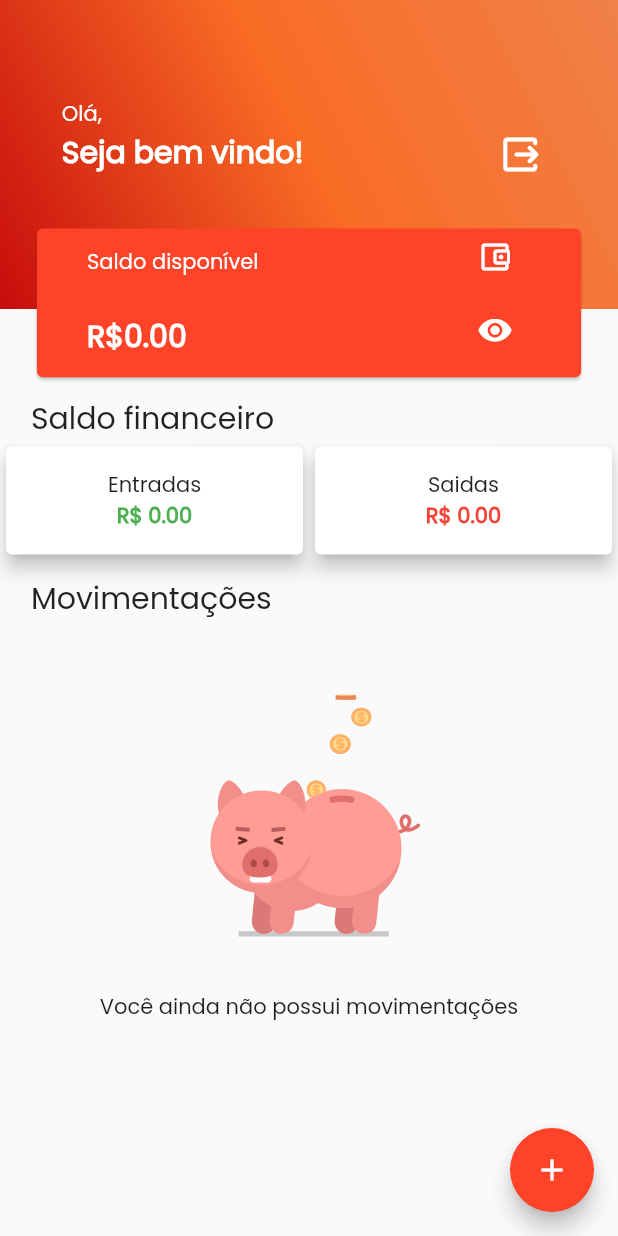
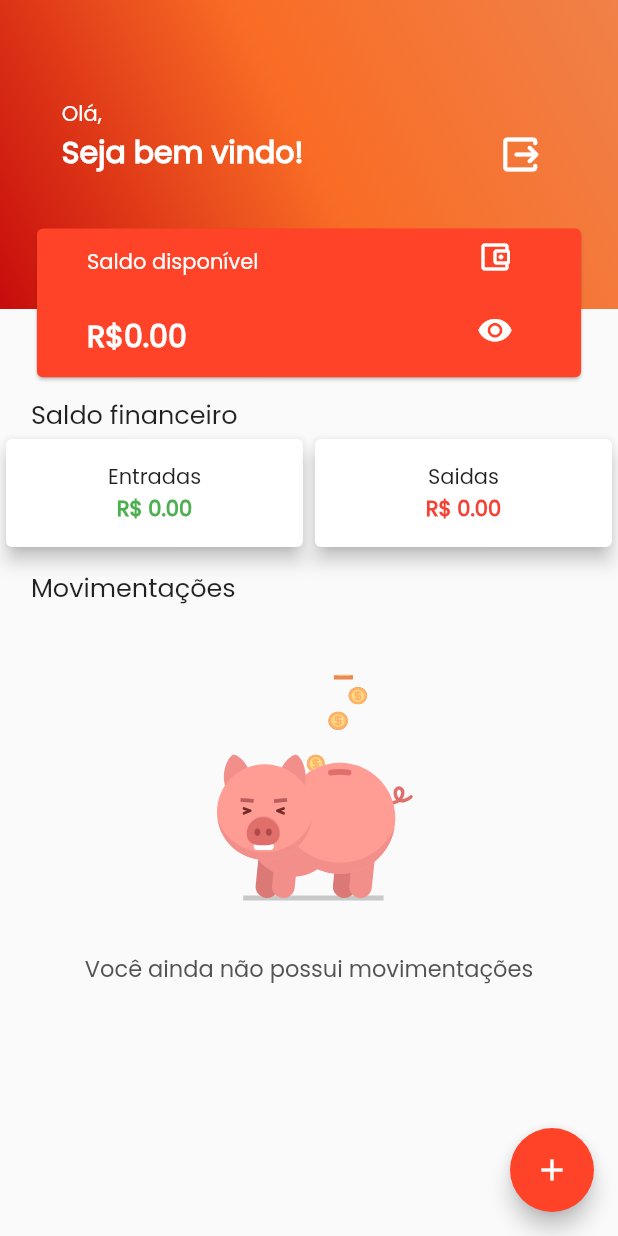
Before and after one commit to WemersonDamasceno/meu-dinheiro-flutter, a Flutter app: the HomePage screen opened by its route, on a phone screen of 412 x 824 dp. Run offline on Flutter 3.47's test engine with Material 2 defaults, Android fonts, the phone set to English and light mode, and no system bars; drawn by our look-alikes of lottie; our stand-ins replace flutter_mobx, flutter_slidable, mobx, shared_preferences, showcaseview, sqflite; accounts and stored records are empty; generated files the repository leaves out were written again.

Commit message:
chore: update name project and name package

```diff
--- a/lib/app/data/datasources/db_Provider.dart
+++ b/lib/app/data/datasources/db_Provider.dart
@@ -2,7 +2,7 @@
 
 import 'dart:io';
 
-import 'package:finances/app/data/models/movimentacoes.dart';
+import 'package:dinheiro_certo/app/data/models/movimentacoes.dart';
 import 'package:path/path.dart';
 import 'package:path_provider/path_provider.dart';
 import 'package:sqflite/sqflite.dart';
--- a/lib/app/data/models/movimentacoes.dart
+++ b/lib/app/data/models/movimentacoes.dart
@@ -1,4 +1,4 @@
-import 'package:finances/app/domain/entities/movimentacao_entity.dart';
+import 'package:dinheiro_certo/app/domain/entities/movimentacao_entity.dart';
 import 'package:flutter/cupertino.dart';
 
 class ItemMovimentacao extends MovimentacaoEntity {
--- a/lib/app/data/repositories/movimentacao_repositories.dart
+++ b/lib/app/data/repositories/movimentacao_repositories.dart
@@ -1,5 +1,5 @@
-import 'package:finances/app/domain/entities/movimentacao_entity.dart';
-import 'package:finances/app/domain/repositories/movimentacao_repository.dart';
+import 'package:dinheiro_certo/app/domain/entities/movimentacao_entity.dart';
+import 'package:dinheiro_certo/app/domain/repositories/movimentacao_repository.dart';
 
 class MovimentacaoRespositoryImp implements MovimentacaoRepository {
   @override
--- a/lib/app/domain/repositories/movimentacao_repository.dart
+++ b/lib/app/domain/repositories/movimentacao_repository.dart
@@ -1,4 +1,4 @@
-import 'package:finances/app/domain/entities/movimentacao_entity.dart';
+import 'package:dinheiro_certo/app/domain/entities/movimentacao_entity.dart';
 
 abstract class MovimentacaoRepository {
   Future<List<MovimentacaoEntity>> getListMovimentacoes();
--- a/lib/app/domain/usecases/get_list_movimentacoes/get_list_movimentacoes_usecase.dart
+++ b/lib/app/domain/usecases/get_list_movimentacoes/get_list_movimentacoes_usecase.dart
@@ -1,5 +1,5 @@
-import 'package:finances/app/domain/entities/movimentacao_entity.dart';
-import 'package:finances/app/domain/repositories/movimentacao_repository.dart';
+import 'package:dinheiro_certo/app/domain/entities/movimentacao_entity.dart';
+import 'package:dinheiro_certo/app/domain/repositories/movimentacao_repository.dart';
 
 class GetListMovimentacoes {
   GetListMovimentacoes(this._repositorie);
--- a/lib/app/presentation/features/home/home_page.dart
+++ b/lib/app/presentation/features/home/home_page.dart
@@ -1,12 +1,12 @@
-import 'package:finances/app/data/datasources/db_provider.dart';
-import 'package:finances/app/data/models/movimentacoes.dart';
-import 'package:finances/app/presentation/features/home/widgets/input_widget.dart';
-import 'package:finances/app/presentation/features/home/widgets/movimentacao_widget.dart';
-import 'package:finances/app/presentation/stores/auth/auth_store.dart';
-import 'package:finances/app/presentation/stores/entradas_saidas/entradas_saidas_store.dart';
-import 'package:finances/app/presentation/stores/movimentacoes/movimentacoes_store.dart';
-import 'package:finances/core/shared_preferences.dart';
-import 'package:finances/core/utils/showcase.dart';
+import 'package:dinheiro_certo/app/data/datasources/db_provider.dart';
+import 'package:dinheiro_certo/app/data/models/movimentacoes.dart';
+import 'package:dinheiro_certo/app/presentation/features/home/widgets/input_widget.dart';
+import 'package:dinheiro_certo/app/presentation/features/home/widgets/movimentacao_widget.dart';
+import 'package:dinheiro_certo/app/presentation/stores/auth/auth_store.dart';
+import 'package:dinheiro_certo/app/presentation/stores/entradas_saidas/entradas_saidas_store.dart';
+import 'package:dinheiro_certo/app/presentation/stores/movimentacoes/movimentacoes_store.dart';
+import 'package:dinheiro_certo/core/shared_preferences.dart';
+import 'package:dinheiro_certo/core/utils/showcase.dart';
 import 'package:flutter/material.dart';
 import 'package:flutter_mobx/flutter_mobx.dart';
 import 'package:flutter_slidable/flutter_slidable.dart';
@@ -83,7 +83,8 @@ class _HomePageState extends State<HomePage> {
     WidgetsFlutterBinding.ensureInitialized();
     movimentacoes = await dbSQLite.buscarMovimentacoes();
     if (movimentacoes.isNotEmpty) {
-      movimentacoes.forEach((element) => storeMov.addItemMovimentacao(element as ItemMovimentacao));
+      movimentacoes.forEach((element) =>
+          storeMov.addItemMovimentacao(element as ItemMovimentacao));
       storeMov.listMovimentacao.forEach((item) {
         double valor = double.parse(item.valor!);
         if (item.isDespesa!) {
@@ -138,7 +139,9 @@ class _HomePageState extends State<HomePage> {
                   ),
                 ),
                 child: Padding(
-                  padding: EdgeInsets.symmetric(horizontal: _size.width * 0.1, vertical: _size.height * .08),
+                  padding: EdgeInsets.symmetric(
+                      horizontal: _size.width * 0.1,
+                      vertical: _size.height * .08),
                   child: Align(
                     alignment: Alignment.bottomLeft,
                     child: Row(
@@ -159,7 +162,10 @@ class _HomePageState extends State<HomePage> {
                             ),
                             Text(
                               "Seja bem vindo!",
-                              style: TextStyle(color: Colors.white, fontSize: 20, fontWeight: FontWeight.w700),
+                              style: TextStyle(
+                                  color: Colors.white,
+                                  fontSize: 20,
+                                  fontWeight: FontWeight.w700),
                             ),
                           ],
                         ),
@@ -172,7 +178,8 @@ class _HomePageState extends State<HomePage> {
                               isShowCase: _isShowcase,
                               keyGlobal: _oneKey,
                               title: "Faça Logout",
-                              description: 'Ao fazer logout todo o\nseu historico é apagado',
+                              description:
+                                  'Ao fazer logout todo o\nseu historico é apagado',
                               child: Icon(
                                 Icons.output_rounded,
                                 color: Colors.white,
@@ -211,13 +218,15 @@ class _HomePageState extends State<HomePage> {
                                                 keyGlobal: _twoKey,
                                                 title: "Seu saldo",
                                                 isShowCase: _isShowcase,
-                                                description: "Aqui está seu saldo em reais",
+                                                description:
+                                                    "Aqui está seu saldo em reais",
                                                 child: Text(
                                                     "${NumberFormat.currency(symbol: "R\$", decimalDigits: 2).format(storeSaldo.saldo)}",
                                                     style: TextStyle(
                                                         color: Colors.white,
                                                         fontSize: 20,
-                                                        fontWeight: FontWeight.w700)),
+                                                        fontWeight:
+                                                            FontWeight.w700)),
                                               )
                                             : Container(
                                                 height: 20,
@@ -245,8 +254,10 @@ class _HomePageState extends State<HomePage> {
                                   });
                                 },
                                 icon: exibirSaldo
-                                    ? Icon(Icons.visibility_off, color: Colors.white)
-                                    : Icon(Icons.visibility_rounded, color: Colors.white))
+                                    ? Icon(Icons.visibility_off,
+                                        color: Colors.white)
+                                    : Icon(Icons.visibility_rounded,
+                                        color: Colors.white))
                           ],
                         )
                       ],
@@ -268,7 +279,7 @@ class _HomePageState extends State<HomePage> {
                   padding: EdgeInsets.symmetric(horizontal: _size.width * 0.05),
                   child: const Text(
                     "Saldo financeiro",
-                    style: TextStyle(fontSize: 20, fontWeight: FontWeight.w500),
+                    style: TextStyle(fontSize: 17, fontWeight: FontWeight.w500),
                   ),
                 ),
               ),
@@ -287,7 +298,9 @@ class _HomePageState extends State<HomePage> {
                           Observer(
                             builder: (context) => Text(
                               "R\$ ${storeSaldo.entradasTotal.toStringAsFixed(2)}",
-                              style: TextStyle(color: Colors.green, fontWeight: FontWeight.w700),
+                              style: TextStyle(
+                                  color: Colors.green,
+                                  fontWeight: FontWeight.w700),
                             ),
                           ),
                         ],
@@ -306,7 +319,9 @@ class _HomePageState extends State<HomePage> {
                           Observer(
                             builder: (context) => Text(
                               "R\$ ${storeSaldo.saidasTotal.toStringAsFixed(2)}",
-                              style: TextStyle(color: Colors.red, fontWeight: FontWeight.w700),
+                              style: TextStyle(
+                                  color: Colors.red,
+                                  fontWeight: FontWeight.w700),
                             ),
                           ),
                         ],
@@ -317,20 +332,25 @@ class _HomePageState extends State<HomePage> {
               ),
               Column(
                 mainAxisAlignment: MainAxisAlignment.start,
+                crossAxisAlignment: CrossAxisAlignment.center,
                 children: [
                   Align(
                     alignment: Alignment.bottomLeft,
                     child: Padding(
-                      padding: EdgeInsets.only(left: _size.width * 0.05, right: _size.width * 0.05, top: 10),
+                      padding: EdgeInsets.only(
+                          left: _size.width * 0.05,
+                          right: _size.width * 0.05,
+                          top: 10),
                       child: const Text(
                         "Movimentações",
-                        style: TextStyle(fontSize: 20, fontWeight: FontWeight.w500),
+                        style: TextStyle(
+                            fontSize: 17, fontWeight: FontWeight.w500),
                       ),
                     ),
                   ),
                   Observer(
                     builder: (_) => SizedBox(
-                      height: _size.height * .44,
+                      height: _size.height * .4,
                       child: storeMov.listMovimentacao.isNotEmpty
                           ? Observer(
                               builder: (_) => ListView.builder(
@@ -338,18 +358,25 @@ class _HomePageState extends State<HomePage> {
                                   itemCount: storeMov.listMovimentacao.length,
                                   scrollDirection: Axis.vertical,
                                   shrinkWrap: true,
-                                  itemBuilder: (BuildContext context, int index) {
+                                  itemBuilder:
+                                      (BuildContext context, int index) {
                                     final item = ItemMovimentacaoWidget(
-                                      titulo: storeMov.listMovimentacao[index].titulo!,
-                                      data: storeMov.listMovimentacao[index].data!,
-                                      valor: storeMov.listMovimentacao[index].valor!,
-                                      icon: storeMov.listMovimentacao[index].icon!,
-                                      despesa: storeMov.listMovimentacao[index].isDespesa!,
+                                      titulo: storeMov
+                                          .listMovimentacao[index].titulo!,
+                                      data: storeMov
+                                          .listMovimentacao[index].data!,
+                                      valor: storeMov
+                                          .listMovimentacao[index].valor!,
+                                      icon: storeMov
+                                          .listMovimentacao[index].icon!,
+                                      despesa: storeMov
+                                          .listMovimentacao[index].isDespesa!,
                                     );
 
                                     return Slidable(
                                       child: item,
-                                      actionPane: const SlidableDrawerActionPane(),
+                                      actionPane:
+                                          const SlidableDrawerActionPane(),
                                       actionExtentRatio: 0.25,
                                       actions: [
                                         IconSlideAction(
@@ -358,20 +385,27 @@ class _HomePageState extends State<HomePage> {
                                           color: Colors.red,
                                           foregroundColor: Colors.white,
                                           onTap: () async {
-                                            double valor = double.parse(storeMov.listMovimentacao[index].valor!);
+                                            double valor = double.parse(storeMov
+                                                .listMovimentacao[index]
+                                                .valor!);
 
                                             valor = valor * -1;
-                                            if (storeMov.listMovimentacao[index].isDespesa!) {
+                                            if (storeMov.listMovimentacao[index]
+                                                .isDespesa!) {
                                               storeSaldo.addSaidas(valor);
                                             } else {
                                               storeSaldo.addEntradas(valor);
                                             }
                                             storeSaldo.atualizarSaldo();
                                             //remover do banco
-                                            await dbSQLite.deletarMovimentacoes(storeMov.listMovimentacao[index].id!);
+                                            await dbSQLite.deletarMovimentacoes(
+                                                storeMov.listMovimentacao[index]
+                                                    .id!);
 
                                             //Tirar da lista
-                                            storeMov.removeItemMovimentacao(storeMov.listMovimentacao[index]);
+                                            storeMov.removeItemMovimentacao(
+                                                storeMov
+                                                    .listMovimentacao[index]);
                                           },
                                         )
                                       ],
@@ -382,9 +416,19 @@ class _HomePageState extends State<HomePage> {
                               children: [
                                 SizedBox(
                                   width: _size.width * .6,
-                                  child: LottieBuilder.asset("lib/core/assets/lottie/pig_animation.json"),
+                                  height: _size.height * .28,
+                                  child: LottieBuilder.asset(
+                                    "lib/core/assets/lottie/pig_animation.json",
+                                  ),
                                 ),
-                                const Text("Você ainda não possui movimentações"),
+                                const Text(
+                                  "Você ainda não possui movimentações",
+                                  style: TextStyle(
+                                    fontSize: 15,
+                                    fontWeight: FontWeight.w500,
+                                    color: Color.fromARGB(255, 83, 83, 83),
+                                  ),
+                                ),
                               ],
                             ),
                     ),
@@ -432,6 +476,9 @@ class _HomePageState extends State<HomePage> {
   void _exibirDialogEntradas(BuildContext context) {
     showModalBottomSheet(
         context: context,
+        shape: const RoundedRectangleBorder(
+          borderRadius: BorderRadius.vertical(top: Radius.circular(14.0)),
+        ),
         builder: (BuildContext context) {
           return DialogAddEntradas();
         });
@@ -486,7 +533,7 @@ class _DialogAddSaidasState extends State<DialogAddSaidas> {
                     alignment: Alignment.bottomLeft,
                     child: Text(
                       'Adicionar uma despesa',
-                      style: TextStyle(fontSize: 17),
+                      style: TextStyle(fontSize: 16),
                     )),
               ),
               InputWidget(
@@ -509,7 +556,7 @@ class _DialogAddSaidasState extends State<DialogAddSaidas> {
                     alignment: Alignment.bottomLeft,
                     child: Text(
                       'Escolha um icone',
-                      style: TextStyle(fontSize: 17),
+                      style: TextStyle(fontSize: 16),
                     )),
               ),
               Padding(
@@ -524,8 +571,12 @@ class _DialogAddSaidasState extends State<DialogAddSaidas> {
                       child: Container(
                         height: 70,
                         width: 90,
-                        color: controllerIcon == 1 ? Colors.red : Colors.transparent,
-                        child: const Card(elevation: 1, child: Icon(Icons.water_damage_outlined)),
+                        color: controllerIcon == 1
+                            ? Colors.red
+                            : Colors.transparent,
+                        child: const Card(
+                            elevation: 1,
+                            child: Icon(Icons.water_damage_outlined)),
                       ),
                     ),
                     SizedBox(
@@ -538,8 +589,11 @@ class _DialogAddSaidasState extends State<DialogAddSaidas> {
                       child: Container(
                         height: 70,
                         width: 90,
-                        color: controllerIcon == 2 ? Colors.red : Colors.transparent,
-                        child: const Card(elevation: 1, child: Icon(Icons.money_off)),
+                        color: controllerIcon == 2
+                            ? Colors.red
+                            : Colors.transparent,
+                        child: const Card(
+                            elevation: 1, child: Icon(Icons.money_off)),
                       ),
                     ),
                   ],
@@ -554,7 +608,8 @@ class _DialogAddSaidasState extends State<DialogAddSaidas> {
                 child: ElevatedButton(
                     child: const Text(
                       'Adicionar',
-                      style: TextStyle(fontSize: 16, fontWeight: FontWeight.bold),
+                      style:
+                          TextStyle(fontSize: 16, fontWeight: FontWeight.bold),
                     ),
                     onPressed: () async {
                       String dia = "${DateTime.now().day}";
@@ -580,7 +635,9 @@ class _DialogAddSaidasState extends State<DialogAddSaidas> {
                         id: idItem,
                         titulo: controllerTitulo.text,
                         valor: controllerValor.text,
-                        icon: controllerIcon == 1 ? Icons.water_damage_outlined : Icons.money_off,
+                        icon: controllerIcon == 1
+                            ? Icons.water_damage_outlined
+                            : Icons.money_off,
                       );
 
                       //Metodo do store para adicionar na lista
@@ -681,7 +738,9 @@ class _DialogAddEntradasState extends State<DialogAddEntradas> {
                       child: Container(
                         height: 70,
                         width: 90,
-                        color: controllerIcon == 1 ? Colors.red : Colors.transparent,
+                        color: controllerIcon == 1
+                            ? Colors.red
+                            : Colors.transparent,
                         child: const Card(
                           elevation: 1,
                           child: Icon(Icons.account_balance_wallet_rounded),
@@ -698,8 +757,12 @@ class _DialogAddEntradasState extends State<DialogAddEntradas> {
                       child: Container(
                         height: 70,
                         width: 90,
-                        color: controllerIcon == 2 ? Colors.red : Colors.transparent,
-                        child: const Card(elevation: 1, child: Icon(Icons.monetization_on_outlined)),
+                        color: controllerIcon == 2
+                            ? Colors.red
+                            : Colors.transparent,
+                        child: const Card(
+                            elevation: 1,
+                            child: Icon(Icons.monetization_on_outlined)),
                       ),
                     ),
                   ],
@@ -714,7 +777,8 @@ class _DialogAddEntradasState extends State<DialogAddEntradas> {
                 child: ElevatedButton(
                     child: const Text(
                       'Adicionar',
-                      style: TextStyle(fontSize: 16, fontWeight: FontWeight.bold),
+                      style:
+                          TextStyle(fontSize: 16, fontWeight: FontWeight.bold),
                     ),
                     onPressed: () async {
                       String dia = "${DateTime.now().day}";
@@ -739,8 +803,9 @@ class _DialogAddEntradasState extends State<DialogAddEntradas> {
                         id: idItem,
                         titulo: controllerTitulo.text,
                         valor: controllerValor.text,
-                        icon:
-                            controllerIcon == 1 ? Icons.account_balance_wallet_rounded : Icons.monetization_on_outlined,
+                        icon: controllerIcon == 1
+                            ? Icons.account_balance_wallet_rounded
+                            : Icons.monetization_on_outlined,
                       );
 
                       storeMov.addItemMovimentacao(item);
--- a/lib/app/presentation/features/login/login_page.dart
+++ b/lib/app/presentation/features/login/login_page.dart
@@ -1,5 +1,5 @@
-import 'package:finances/app/presentation/features/home/home_page.dart';
-import 'package:finances/core/shared_preferences.dart';
+import 'package:dinheiro_certo/app/presentation/features/home/home_page.dart';
+import 'package:dinheiro_certo/core/shared_preferences.dart';
 import 'package:flutter/material.dart';
 
 class LoginPage extends StatefulWidget {
--- a/lib/app/presentation/stores/auth/auth_store.dart
+++ b/lib/app/presentation/stores/auth/auth_store.dart
@@ -1,4 +1,4 @@
-import 'package:finances/core/shared_preferences.dart';
+import 'package:dinheiro_certo/core/shared_preferences.dart';
 import 'package:mobx/mobx.dart';
 
 part 'auth_store.g.dart';
--- a/lib/app/presentation/stores/movimentacoes/movimentacoes_store.dart
+++ b/lib/app/presentation/stores/movimentacoes/movimentacoes_store.dart
@@ -1,4 +1,4 @@
-import 'package:finances/app/data/models/movimentacoes.dart';
+import 'package:dinheiro_certo/app/data/models/movimentacoes.dart';
 import 'package:mobx/mobx.dart';
 
 part 'movimentacoes_store.g.dart';
@@ -7,7 +7,8 @@ class MovimentacoesStore = _MovimentacoesStore with _$MovimentacoesStore;
 
 abstract class _MovimentacoesStore with Store {
   @observable
-  ObservableList<ItemMovimentacao> listMovimentacao = ObservableList<ItemMovimentacao>();
+  ObservableList<ItemMovimentacao> listMovimentacao =
+      ObservableList<ItemMovimentacao>();
 
   @action
   void addItemMovimentacao(ItemMovimentacao item) {
--- a/pubspec.yaml
+++ b/pubspec.yaml
@@ -1,4 +1,4 @@
-name: finances
+name: dinheiro_certo
 description: A new Flutter project.
 
 publish_to: 'none' # Remove this line if you wish to publish to pub.dev
```
Also changed, not shown: lib/app/presentation/features/home/widgets/dialog_bottom_adicionar_widget.dart (+17 -8 lines), lib/app/presentation/features/splash/splash.dart (+5 -2 lines), lib/main.dart (+4 -4 lines), 8 other files.
